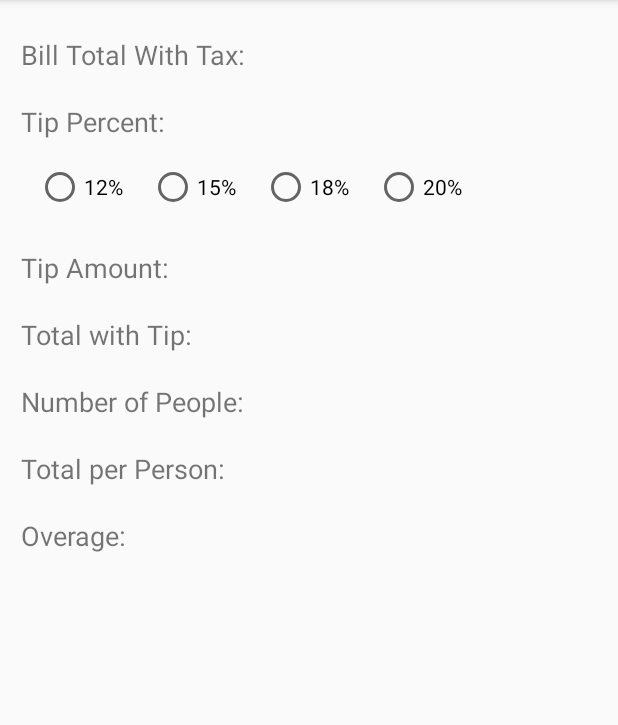
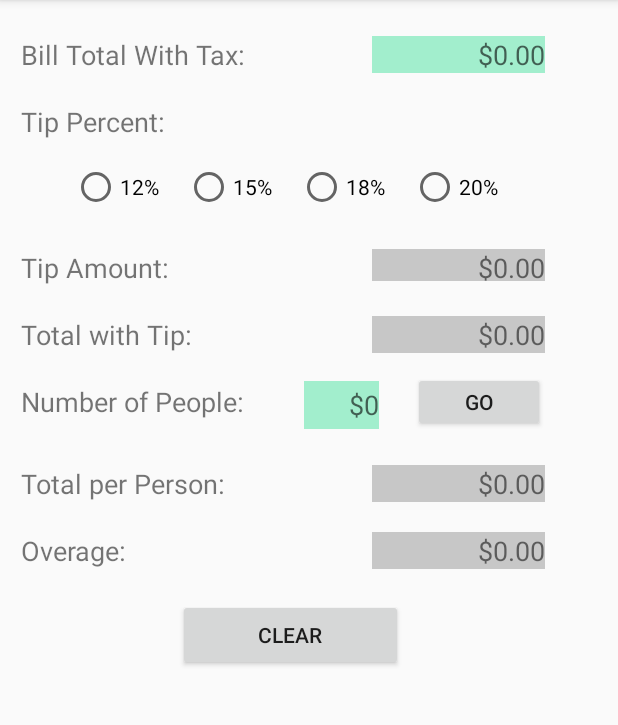
Before and after one commit to MariaGarciaCS/CS442-Mobile-App-Development, an Android app: the screen it shows after launch (MainActivity), on a phone screen of 412 x 824 dp, the part 84-809 px from its top. Run offline under Robolectric (Android 15) with nearby library versions, the phone set to English and light mode, and no system bars.

Commit message:
Visuals are good

```diff
--- a/1_tip_calculator/app/src/main/res/layout/activity_main.xml
+++ b/1_tip_calculator/app/src/main/res/layout/activity_main.xml
@@ -77,7 +77,7 @@
         android:id="@+id/totalPerPerson"
         android:layout_width="wrap_content"
         android:layout_height="wrap_content"
-        android:layout_marginTop="20dp"
+        android:layout_marginTop="30dp"
         android:text="Total per Person:"
         android:textSize="18sp"
         app:layout_constraintStart_toStartOf="@+id/guideline"
@@ -92,7 +92,6 @@
         android:onClick="onRadioButtonClicked"
         android:orientation="horizontal"
         app:layout_constraintEnd_toEndOf="parent"
-        app:layout_constraintHorizontal_bias="1.0"
         app:layout_constraintStart_toStartOf="@+id/guideline"
         app:layout_constraintTop_toBottomOf="@+id/tipPercent">
 
@@ -122,4 +121,101 @@
 
     </RadioGroup>
 
+    <TextView
+        android:id="@+id/tipAmountValue"
+        android:layout_width="115dp"
+        android:layout_height="21dp"
+        android:background="@color/returnValueBG"
+        android:text="@string/startValue"
+        android:textAlignment="textEnd"
+        android:textSize="18sp"
+        app:layout_constraintEnd_toEndOf="@+id/billTotalValue"
+        app:layout_constraintTop_toTopOf="@+id/tipAmount" />
+
+    <TextView
+        android:id="@+id/totalWithTipValue"
+        android:layout_width="115dp"
+        android:layout_height="wrap_content"
+        android:background="@color/returnValueBG"
+        android:text="@string/startValue"
+        android:textAlignment="textEnd"
+        android:textSize="18sp"
+        app:layout_constraintStart_toStartOf="@+id/tipAmountValue"
+        app:layout_constraintTop_toTopOf="@+id/totalWithTip" />
+
+    <TextView
+        android:id="@+id/overageValue"
+        android:layout_width="115dp"
+        android:layout_height="wrap_content"
+        android:background="@color/returnValueBG"
+        android:text="@string/startValue"
+        android:textAlignment="textEnd"
+        android:textSize="18sp"
+        app:layout_constraintEnd_toEndOf="@+id/totalPerPersonValue"
+        app:layout_constraintTop_toTopOf="@+id/overage" />
+
+    <TextView
+        android:id="@+id/totalPerPersonValue"
+        android:layout_width="115dp"
+        android:layout_height="wrap_content"
+        android:background="@color/returnValueBG"
+        android:text="@string/startValue"
+        android:textAlignment="textEnd"
+        android:textSize="18sp"
+        app:layout_constraintStart_toStartOf="@+id/totalWithTipValue"
+        app:layout_constraintTop_toTopOf="@+id/totalPerPerson" />
+
+    <EditText
+        android:id="@+id/billTotalValue"
+        android:layout_width="115dp"
+        android:layout_height="wrap_content"
+        android:layout_marginStart="84dp"
+        android:layout_marginEnd="10dp"
+        android:background="@color/entryBoxBG"
+        android:ems="10"
+        android:hint="@string/startValue"
+        android:inputType="numberDecimal"
+        android:textAlignment="textEnd"
+        android:textSize="18sp"
+        app:layout_constraintEnd_toEndOf="parent"
+        app:layout_constraintStart_toEndOf="@+id/billWTax"
+        app:layout_constraintTop_toTopOf="@+id/billWTax" />
+
+    <EditText
+        android:id="@+id/numPeopleValue"
+        android:layout_width="50dp"
+        android:layout_height="32dp"
+        android:layout_marginStart="40dp"
+        android:layout_marginTop="6dp"
+        android:layout_marginBottom="6dp"
+        android:background="@color/entryBoxBG"
+        android:ems="10"
+        android:hint="$0"
+        android:inputType="number"
+        android:textAlignment="textEnd"
+        android:textSize="18sp"
+        app:layout_constraintBottom_toBottomOf="@+id/button2"
+        app:layout_constraintStart_toEndOf="@+id/numPeople"
+        app:layout_constraintTop_toTopOf="@+id/button2"
+        app:layout_constraintVertical_bias="0.0" />
+
+    <Button
+        android:id="@+id/clearBtn"
+        android:layout_width="150dp"
+        android:layout_height="wrap_content"
+        android:layout_marginTop="20dp"
+        android:text="Clear"
+        app:layout_constraintEnd_toEndOf="parent"
+        app:layout_constraintStart_toStartOf="@+id/guideline"
+        app:layout_constraintTop_toBottomOf="@+id/overage" />
+
+    <Button
+        android:id="@+id/button2"
+        android:layout_width="wrap_content"
+        android:layout_height="40dp"
+        android:text="Go"
+        app:layout_constraintBottom_toBottomOf="@+id/numPeople"
+        app:layout_constraintEnd_toEndOf="@+id/totalWithTipValue"
+        app:layout_constraintTop_toTopOf="@+id/numPeople" />
+
 </androidx.constraintlayout.widget.ConstraintLayout>
--- a/1_tip_calculator/app/src/main/res/values/colors.xml
+++ b/1_tip_calculator/app/src/main/res/values/colors.xml
@@ -3,4 +3,6 @@
     <color name="colorPrimary">#6200EE</color>
     <color name="colorPrimaryDark">#3700B3</color>
     <color name="colorAccent">#03DAC5</color>
+    <color name="entryBoxBG">#A2EECD</color>
+    <color name="returnValueBG">#C7C7C7</color>
 </resources>
--- a/1_tip_calculator/app/src/main/res/values/strings.xml
+++ b/1_tip_calculator/app/src/main/res/values/strings.xml
@@ -1,3 +1,4 @@
 <resources>
     <string name="app_name">Tip Calculator</string>
+    <string name="startValue">$0.00</string>
 </resources>
```
